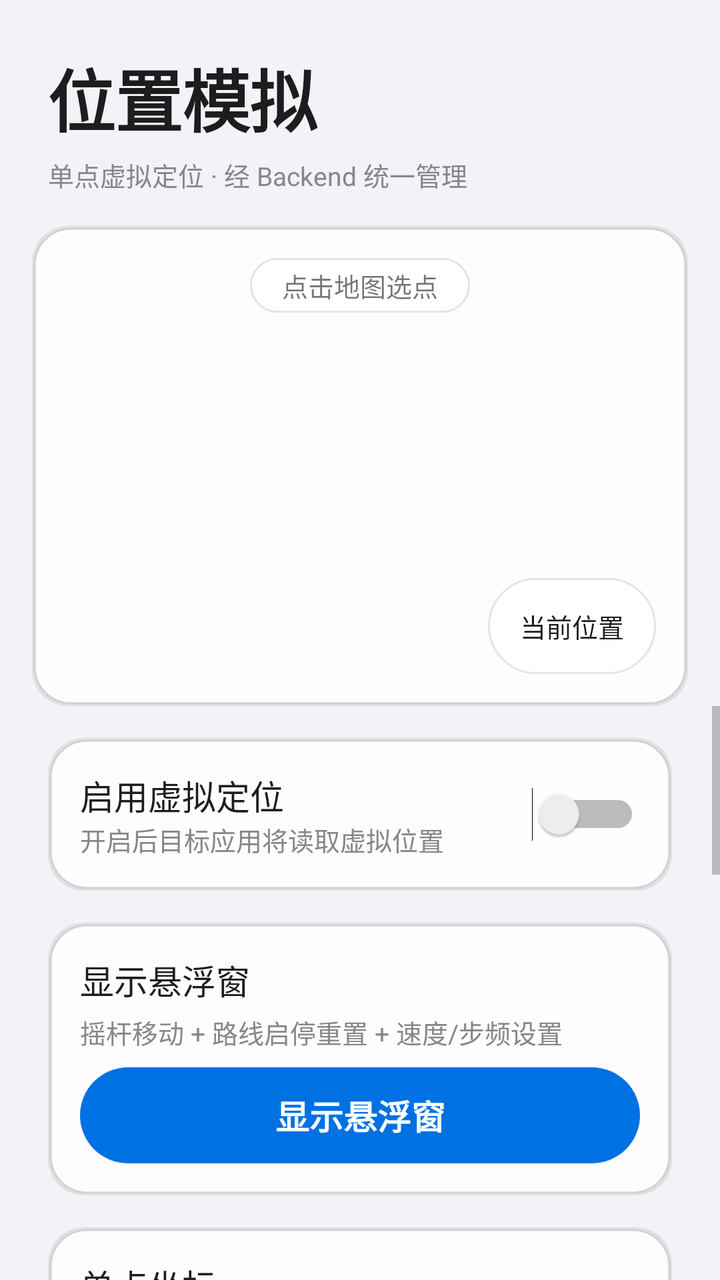
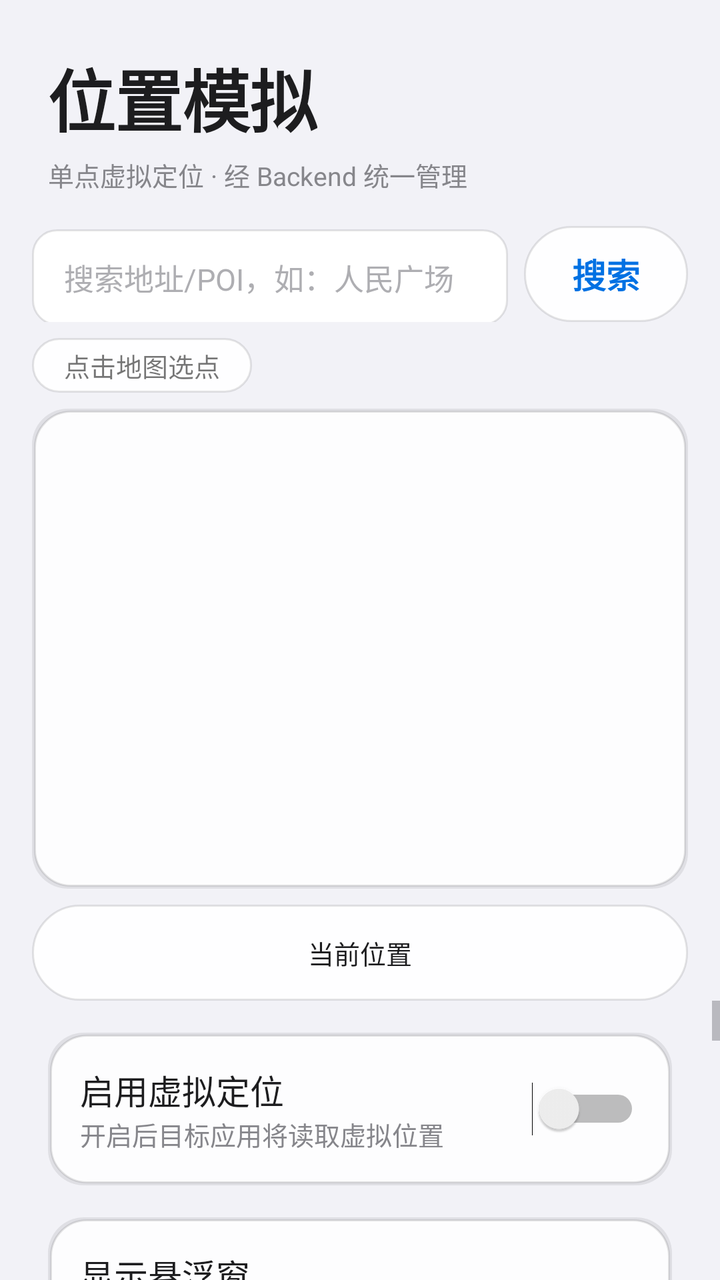

Before-and-after screenshots of an Android layout around one commit, followed by the original layout XML and the change that was made.
<!-- AndroidManifest.xml: application theme Theme.ZVirtualEnv -->
<!-- res/layout/fragment_location.xml -->
<?xml version="1.0" encoding="utf-8"?>
<LinearLayout xmlns:android="http://schemas.android.com/apk/res/android"
    android:layout_width="match_parent"
    android:layout_height="match_parent"
    android:orientation="vertical">

    <LinearLayout
        android:layout_width="match_parent"
        android:layout_height="wrap_content"
        android:orientation="vertical"
        android:paddingStart="@dimen/space_lg"
        android:paddingTop="@dimen/space_lg"
        android:paddingEnd="@dimen/space_lg">

        <TextView
            android:layout_width="wrap_content"
            android:layout_height="wrap_content"
            android:text="@string/location_title"
            style="@style/Text.Hero" />

        <TextView
            android:layout_width="wrap_content"
            android:layout_height="wrap_content"
            android:layout_marginTop="@dimen/space_xs"
            android:text="@string/location_subtitle"
            style="@style/Text.Caption" />
    </LinearLayout>

    
    <FrameLayout
        android:layout_width="match_parent"
        android:layout_height="240dp"
        android:layout_marginStart="@dimen/space_md"
        android:layout_marginTop="@dimen/space_md"
        android:layout_marginEnd="@dimen/space_md"
        android:background="@drawable/bg_card">

        <FrameLayout
            android:id="@+id/mapContainer"
            android:layout_width="match_parent"
            android:layout_height="match_parent" />

        
        <LinearLayout
            android:id="@+id/privacyPrompt"
            android:layout_width="match_parent"
            android:layout_height="match_parent"
            android:background="@color/bg_secondary"
            android:gravity="center"
            android:orientation="vertical"
            android:padding="@dimen/space_lg"
            android:visibility="gone">

            <TextView
                android:layout_width="wrap_content"
                android:layout_height="wrap_content"
                android:gravity="center"
                android:text="@string/route_privacy_prompt"
                android:textColor="@color/text_secondary"
                android:textSize="@dimen/text_body" />
        </LinearLayout>

        
        <TextView
            android:id="@+id/mapHint"
            android:layout_width="wrap_content"
            android:layout_height="wrap_content"
            android:layout_gravity="top|center_horizontal"
            android:layout_marginTop="@dimen/space_md"
            android:background="@drawable/bg_pill_secondary"
            android:paddingStart="@dimen/space_md"
            android:paddingTop="@dimen/space_xs"
            android:paddingEnd="@dimen/space_md"
            android:paddingBottom="@dimen/space_xs"
            android:text="@string/location_map_hint"
            android:textSize="@dimen/text_caption" />

        
        <Button
            android:id="@+id/locateButton"
            android:layout_width="wrap_content"
            android:layout_height="wrap_content"
            android:layout_gravity="bottom|end"
            android:layout_margin="@dimen/space_md"
            android:background="@drawable/bg_pill_secondary"
            android:minWidth="0dp"
            android:paddingStart="@dimen/space_md"
            android:paddingEnd="@dimen/space_md"
            android:text="@string/route_locate"
            android:textSize="@dimen/text_caption" />
    </FrameLayout>

    <ScrollView
        android:layout_width="match_parent"
        android:layout_height="0dp"
        android:layout_weight="1"
        android:overScrollMode="never">

        <LinearLayout
            android:layout_width="match_parent"
            android:layout_height="wrap_content"
            android:orientation="vertical"
            android:paddingStart="@dimen/space_lg"
            android:paddingTop="@dimen/space_md"
            android:paddingEnd="@dimen/space_lg"
            android:paddingBottom="@dimen/space_lg">

            
            <LinearLayout
                android:layout_width="match_parent"
                android:layout_height="wrap_content"
                android:background="@drawable/bg_card"
                android:orientation="vertical"
                android:padding="@dimen/space_md">

                <LinearLayout
                    android:layout_width="match_parent"
                    android:layout_height="wrap_content"
                    android:gravity="center_vertical"
                    android:orientation="horizontal">

                    <LinearLayout
                        android:layout_width="0dp"
                        android:layout_height="wrap_content"
                        android:layout_weight="1"
                        android:orientation="vertical">

                        <TextView
                            android:layout_width="wrap_content"
                            android:layout_height="wrap_content"
                            android:text="@string/location_switch_title"
                            style="@style/Text.Headline" />

                        <TextView
                            android:layout_width="wrap_content"
                            android:layout_height="wrap_content"
                            android:text="@string/location_switch_desc"
                            style="@style/Text.Caption" />
                    </LinearLayout>

                    <Switch
                        android:id="@+id/enableSwitch"
                        android:layout_width="wrap_content"
                        android:layout_height="wrap_content" />
                </LinearLayout>
            </LinearLayout>

            
            <LinearLayout
                android:layout_width="match_parent"
                android:layout_height="wrap_content"
                android:layout_marginTop="@dimen/space_md"
                android:background="@drawable/bg_card"
                android:orientation="vertical"
                android:padding="@dimen/space_md">

                <TextView
                    android:layout_width="wrap_content"
                    android:layout_height="wrap_content"
                    android:text="@string/float_open"
                    style="@style/Text.Headline" />

                <TextView
                    android:layout_width="wrap_content"
                    android:layout_height="wrap_content"
                    android:layout_marginTop="@dimen/space_xs"
                    android:text="@string/float_open_desc"
                    style="@style/Text.Caption" />

                <Button
                    android:id="@+id/floatWindowButton"
                    android:layout_width="match_parent"
                    android:layout_height="wrap_content"
                    android:layout_marginTop="@dimen/space_sm"
                    android:text="@string/float_open"
                    style="@style/Button.Pill" />
            </LinearLayout>

            
            <LinearLayout
                android:layout_width="match_parent"
                android:layout_height="wrap_content"
                android:layout_marginTop="@dimen/space_md"
                android:background="@drawable/bg_card"
                android:orientation="vertical"
                android:padding="@dimen/space_md">

                <TextView
                    android:layout_width="wrap_content"
                    android:layout_height="wrap_content"
                    android:text="@string/location_coord_title"
                    style="@style/Text.Headline" />

                <TextView
                    android:layout_width="wrap_content"
                    android:layout_height="wrap_content"
                    android:layout_marginTop="@dimen/space_md"
                    android:text="@string/location_latitude"
                    style="@style/Text.Caption" />

                <EditText
                    android:id="@+id/latitudeInput"
                    android:layout_width="match_parent"
                    android:layout_height="wrap_content"
                    android:layout_marginTop="@dimen/space_xs"
                    android:hint="31.2304"
                    android:inputType="numberDecimal|numberSigned"
                    style="@style/EditText.Field" />

                <TextView
                    android:layout_width="wrap_content"
                    android:layout_height="wrap_content"
                    android:layout_marginTop="@dimen/space_md"
                    android:text="@string/location_longitude"
                    style="@style/Text.Caption" />

                <EditText
                    android:id="@+id/longitudeInput"
                    android:layout_width="match_parent"
                    android:layout_height="wrap_content"
                    android:layout_marginTop="@dimen/space_xs"
                    android:hint="121.4737"
                    android:inputType="numberDecimal|numberSigned"
                    style="@style/EditText.Field" />

                <Button
                    android:id="@+id/applyButton"
                    android:layout_width="match_parent"
                    android:layout_height="wrap_content"
                    android:layout_marginTop="@dimen/space_md"
                    android:text="@string/location_apply"
                    style="@style/Button.Pill" />

                <View
                    android:layout_width="match_parent"
                    android:layout_height="1dp"
                    android:layout_marginTop="@dimen/space_md"
                    android:layout_marginBottom="@dimen/space_md"
                    android:background="@color/separator" />

                <EditText
                    android:id="@+id/pointNameInput"
                    android:layout_width="match_parent"
                    android:layout_height="wrap_content"
                    android:hint="@string/location_point_name_hint"
                    style="@style/EditText.Field" />

                <EditText
                    android:id="@+id/pointRemarkInput"
                    android:layout_width="match_parent"
                    android:layout_height="wrap_content"
                    android:layout_marginTop="@dimen/space_sm"
                    android:hint="@string/location_point_remark_hint"
                    style="@style/EditText.Field" />

                <Button
                    android:id="@+id/savePointButton"
                    android:layout_width="match_parent"
                    android:layout_height="wrap_content"
                    android:layout_marginTop="@dimen/space_sm"
                    android:text="@string/location_point_save"
                    style="@style/Button.Pill.Secondary" />
            </LinearLayout>

            
            <LinearLayout
                android:layout_width="match_parent"
                android:layout_height="wrap_content"
                android:layout_marginTop="@dimen/space_md"
                android:background="@drawable/bg_card"
                android:orientation="vertical"
                android:padding="@dimen/space_md">

                <TextView
                    android:layout_width="wrap_content"
                    android:layout_height="wrap_content"
                    android:text="@string/location_saved_title"
                    style="@style/Text.Headline" />

                <TextView
                    android:id="@+id/savedPointsEmpty"
                    android:layout_width="match_parent"
                    android:layout_height="wrap_content"
                    android:layout_marginTop="@dimen/space_sm"
                    android:text="@string/location_saved_empty"
                    android:textColor="@color/text_secondary"
                    style="@style/Text.Caption" />

                <LinearLayout
                    android:id="@+id/savedPointList"
                    android:layout_width="match_parent"
                    android:layout_height="wrap_content"
                    android:orientation="vertical" />
            </LinearLayout>

            
            <LinearLayout
                android:layout_width="match_parent"
                android:layout_height="wrap_content"
                android:layout_marginTop="@dimen/space_md"
                android:background="@drawable/bg_card"
                android:orientation="vertical"
                android:padding="@dimen/space_md">

                <TextView
                    android:layout_width="wrap_content"
                    android:layout_height="wrap_content"
                    android:text="@string/location_status_title"
                    style="@style/Text.Headline" />

                <TextView
                    android:id="@+id/statusText"
                    android:layout_width="match_parent"
                    android:layout_height="wrap_content"
                    android:layout_marginTop="@dimen/space_sm"
                    android:text="@string/location_status_empty"
                    style="@style/Text.Body" />
            </LinearLayout>
        </LinearLayout>
    </ScrollView>
</LinearLayout>
<!-- resources referenced by this layout -->
<resources>
  <color name="bg_secondary">#FFFFFF</color>
  <color name="separator">#1C000000</color>
  <color name="text_secondary">#86868B</color>
  <dimen name="space_lg">24dp</dimen>
  <dimen name="space_md">16dp</dimen>
  <dimen name="space_sm">8dp</dimen>
  <dimen name="space_xs">4dp</dimen>
  <dimen name="text_body">15sp</dimen>
  <dimen name="text_caption">13sp</dimen>
  <string name="float_open">显示悬浮窗</string>
  <string name="float_open_desc">摇杆移动 + 路线启停重置 + 速度/步频设置</string>
  <string name="location_apply">应用位置</string>
  <string name="location_coord_title">单点坐标</string>
  <string name="location_latitude">纬度 (latitude)</string>
  <string name="location_longitude">经度 (longitude)</string>
  <string name="location_map_hint">点击地图选点</string>
  <string name="location_point_name_hint">地点名称，如：公司</string>
  <string name="location_point_remark_hint">备注（可选），如：工位 3 楼</string>
  <string name="location_point_save">保存此点</string>
  <string name="location_saved_empty">暂无已保存地点</string>
  <string name="location_saved_title">已保存地点</string>
  <string name="location_status_empty">尚未获取状态</string>
  <string name="location_status_title">当前状态</string>
  <string name="location_subtitle">单点虚拟定位 · 经 Backend 统一管理</string>
  <string name="location_switch_desc">开启后目标应用将读取虚拟位置</string>
  <string name="location_switch_title">启用虚拟定位</string>
  <string name="location_title">位置模拟</string>
  <string name="route_locate">当前位置</string>
  <string name="route_privacy_prompt">地图功能需要先阅读并同意高德隐私政策\n请前往「设置」页勾选同意后返回</string>
  <style name="EditText.Field" parent="">
          <item name="android:background">@drawable/bg_field</item>
          <item name="android:minHeight">@dimen/touch_min</item>
          <item name="android:paddingStart">@dimen/space_md</item>
          <item name="android:paddingEnd">@dimen/space_md</item>
          <item name="android:textSize">@dimen/text_body</item>
          <item name="android:textColor">@color/text_primary</item>
          <item name="android:textColorHint">@color/text_tertiary</item>
      </style>
  <style name="Text.Body" parent="android:TextAppearance.Material">
          <item name="android:textSize">@dimen/text_body</item>
          <item name="android:textColor">@color/text_primary</item>
      </style>
  <style name="Text.Caption" parent="android:TextAppearance.Material">
          <item name="android:textSize">@dimen/text_caption</item>
          <item name="android:textColor">@color/text_secondary</item>
      </style>
  <style name="Text.Headline" parent="android:TextAppearance.Material">
          <item name="android:textSize">@dimen/text_headline</item>
          <item name="android:textStyle">normal</item>
          <item name="android:textColor">@color/text_primary</item>
      </style>
  <style name="Text.Hero" parent="android:TextAppearance.Material">
          <item name="android:textSize">@dimen/text_hero</item>
          <item name="android:textStyle">bold</item>
          <item name="android:textColor">@color/text_primary</item>
          <item name="android:letterSpacing">-0.01</item>
      </style>
  <dimen name="radius_card">18dp</dimen>
  <color name="glass_shadow">#14000000</color>
  <color name="card_fill">#F2FFFFFF</color>
  <color name="card_border">#1A000000</color>
  <dimen name="radius_pill">980dp</dimen>
  <color name="bg_tertiary">#E5E5EA</color>
  <dimen name="touch_min">48dp</dimen>
  <dimen name="text_headline">17sp</dimen>
  <color name="accent">#0071E3</color>
  <color name="text_primary">#1D1D1F</color>
  <color name="text_tertiary">#AEAEB2</color>
  <dimen name="text_hero">34sp</dimen>
  <color name="bg_primary">#F2F2F7</color>
  <color name="accent_press">#0A5DC2</color>
  <dimen name="radius_control">12dp</dimen>
  <!-- unchanged entries left out for length: 7 -->
</resources>

<!-- the commit's change to res/layout/fragment_location.xml (unified diff, before → after) -->
@@ -27,11 +27,69 @@
     </LinearLayout>
 
     
+    <LinearLayout
+        android:layout_width="match_parent"
+        android:layout_height="wrap_content"
+        android:layout_marginStart="@dimen/space_md"
+        android:layout_marginTop="@dimen/space_md"
+        android:layout_marginEnd="@dimen/space_md"
+        android:orientation="horizontal">
+
+        <EditText
+            android:id="@+id/searchInput"
+            android:layout_width="0dp"
+            android:layout_height="wrap_content"
+            android:layout_weight="1"
+            android:hint="@string/location_search_hint"
+            android:imeOptions="actionSearch"
+            android:inputType="text"
+            android:maxLines="1"
+            style="@style/EditText.Field" />
+
+        <Button
+            android:id="@+id/searchButton"
+            android:layout_width="wrap_content"
+            android:layout_height="wrap_content"
+            android:layout_marginStart="@dimen/space_sm"
+            android:minWidth="0dp"
+            android:text="@string/location_search"
+            style="@style/Button.Pill.Secondary" />
+    </LinearLayout>
+
+    
+    <LinearLayout
+        android:id="@+id/searchResults"
+        android:layout_width="match_parent"
+        android:layout_height="wrap_content"
+        android:layout_marginStart="@dimen/space_md"
+        android:layout_marginTop="@dimen/space_sm"
+        android:layout_marginEnd="@dimen/space_md"
+        android:background="@drawable/bg_card"
+        android:orientation="vertical"
+        android:visibility="gone" />
+
+    
+    <TextView
+        android:id="@+id/mapHint"
+        android:layout_width="wrap_content"
+        android:layout_height="wrap_content"
+        android:layout_marginStart="@dimen/space_md"
+        android:layout_marginTop="@dimen/space_sm"
+        android:layout_marginEnd="@dimen/space_md"
+        android:background="@drawable/bg_pill_secondary"
+        android:paddingStart="@dimen/space_md"
+        android:paddingTop="@dimen/space_xs"
+        android:paddingEnd="@dimen/space_md"
+        android:paddingBottom="@dimen/space_xs"
+        android:text="@string/location_map_hint"
+        android:textSize="@dimen/text_caption" />
+
+    
     <FrameLayout
         android:layout_width="match_parent"
         android:layout_height="240dp"
         android:layout_marginStart="@dimen/space_md"
-        android:layout_marginTop="@dimen/space_md"
+        android:layout_marginTop="@dimen/space_sm"
         android:layout_marginEnd="@dimen/space_md"
         android:background="@drawable/bg_card">
 
@@ -59,36 +117,20 @@
                 android:textColor="@color/text_secondary"
                 android:textSize="@dimen/text_body" />
         </LinearLayout>
-
-        
-        <TextView
-            android:id="@+id/mapHint"
-            android:layout_width="wrap_content"
-            android:layout_height="wrap_content"
-            android:layout_gravity="top|center_horizontal"
-            android:layout_marginTop="@dimen/space_md"
-            android:background="@drawable/bg_pill_secondary"
-            android:paddingStart="@dimen/space_md"
-            android:paddingTop="@dimen/space_xs"
-            android:paddingEnd="@dimen/space_md"
-            android:paddingBottom="@dimen/space_xs"
-            android:text="@string/location_map_hint"
-            android:textSize="@dimen/text_caption" />
-
-        
-        <Button
-            android:id="@+id/locateButton"
-            android:layout_width="wrap_content"
-            android:layout_height="wrap_content"
-            android:layout_gravity="bottom|end"
-            android:layout_margin="@dimen/space_md"
-            android:background="@drawable/bg_pill_secondary"
-            android:minWidth="0dp"
-            android:paddingStart="@dimen/space_md"
-            android:paddingEnd="@dimen/space_md"
-            android:text="@string/route_locate"
-            android:textSize="@dimen/text_caption" />
     </FrameLayout>
+
+    
+    <Button
+        android:id="@+id/locateButton"
+        android:layout_width="match_parent"
+        android:layout_height="wrap_content"
+        android:layout_marginStart="@dimen/space_md"
+        android:layout_marginTop="@dimen/space_sm"
+        android:layout_marginEnd="@dimen/space_md"
+        android:background="@drawable/bg_pill_secondary"
+        android:minWidth="0dp"
+        android:text="@string/route_locate"
+        android:textSize="@dimen/text_caption" />
 
     <ScrollView
         android:layout_width="match_parent"
<!-- resource entries referenced after the edit -->
@@ -21,6 +21,8 @@
   <string name="location_point_save">保存此点</string>
   <string name="location_saved_empty">暂无已保存地点</string>
   <string name="location_saved_title">已保存地点</string>
+  <string name="location_search">搜索</string>
+  <string name="location_search_hint">搜索地址/POI，如：人民广场</string>
   <string name="location_status_empty">尚未获取状态</string>
   <string name="location_status_title">当前状态</string>
   <string name="location_subtitle">单点虚拟定位 · 经 Backend 统一管理</string>
